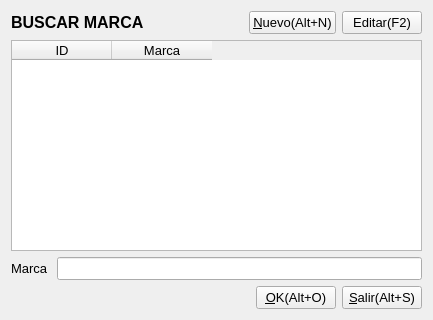
Before: the Qt Designer form Facturacion/marcabuscar.ui in radtek/manager, drawn with Qt 5.
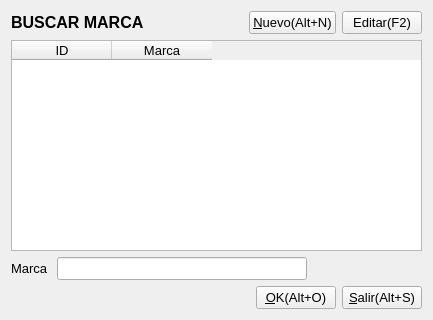
After: the same form once the commit is applied. Icons and pictures are not drawn.

```diff
--- a/Facturacion/marcabuscar.ui
+++ b/Facturacion/marcabuscar.ui
@@ -143,6 +143,19 @@
        </property>
       </widget>
      </item>
+     <item>
+      <spacer name="horizontalSpacer_3">
+       <property name="orientation">
+        <enum>Qt::Horizontal</enum>
+       </property>
+       <property name="sizeHint" stdset="0">
+        <size>
+         <width>40</width>
+         <height>20</height>
+        </size>
+       </property>
+      </spacer>
+     </item>
     </layout>
    </item>
    <item>
```
